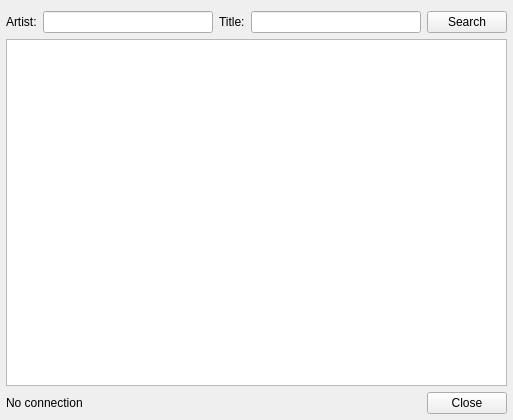
calupator/QMMP, file src/plugins/General/lyrics/lyricswindow.ui: the form before one commit.
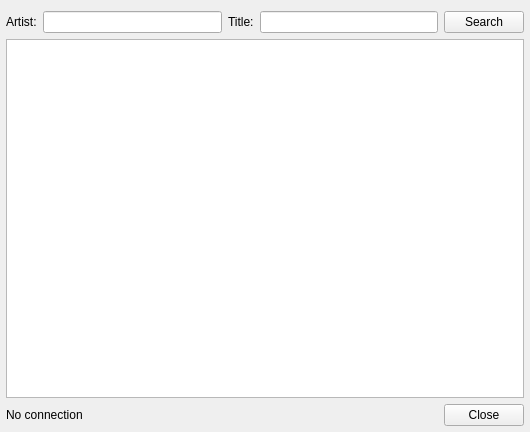
The form after the commit.

```diff
--- a/src/plugins/General/lyrics/lyricswindow.ui
+++ b/src/plugins/General/lyrics/lyricswindow.ui
@@ -6,8 +6,8 @@
    <rect>
     <x>0</x>
     <y>0</y>
-    <width>513</width>
-    <height>420</height>
+    <width>530</width>
+    <height>432</height>
    </rect>
   </property>
   <property name="windowTitle">
@@ -54,13 +54,6 @@
      </item>
     </layout>
    </item>
-   <item row="1" column="0" colspan="3">
-    <widget class="QTextEdit" name="textEdit">
-     <property name="readOnly">
-      <bool>true</bool>
-     </property>
-    </widget>
-   </item>
    <item row="2" column="0">
     <widget class="QLabel" name="stateLabel">
      <property name="text">
@@ -88,6 +81,13 @@
      </property>
     </widget>
    </item>
+   <item row="1" column="0" colspan="3">
+    <widget class="QTextBrowser" name="textBrowser">
+     <property name="openExternalLinks">
+      <bool>true</bool>
+     </property>
+    </widget>
+   </item>
   </layout>
  </widget>
  <resources/>
```
